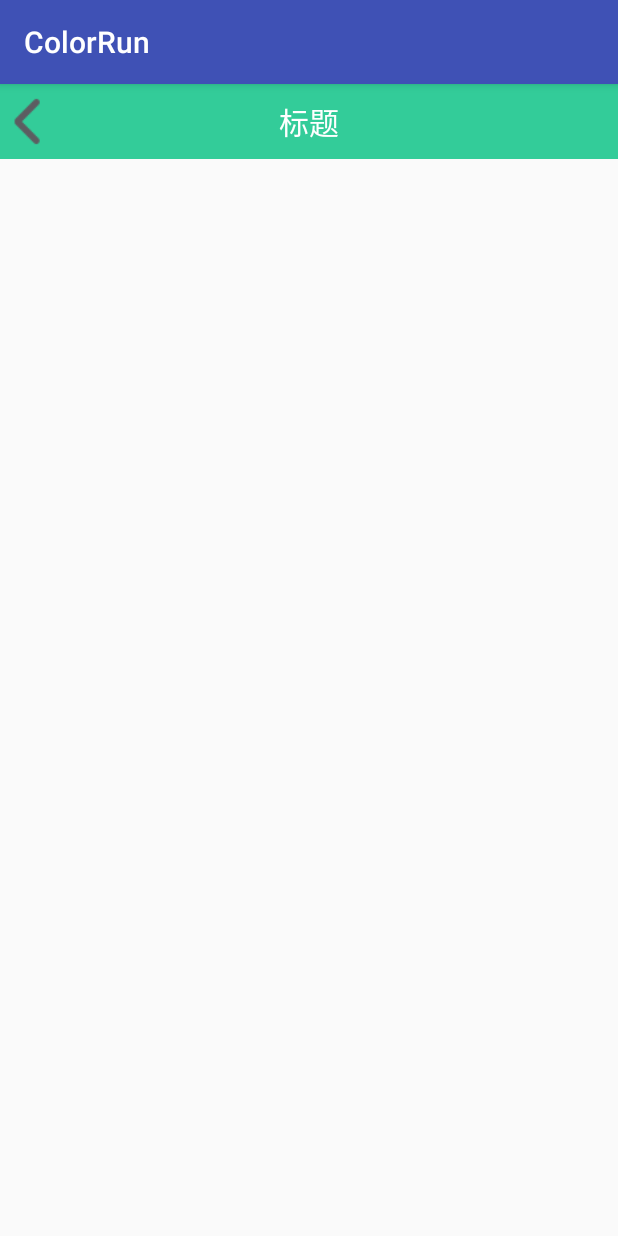
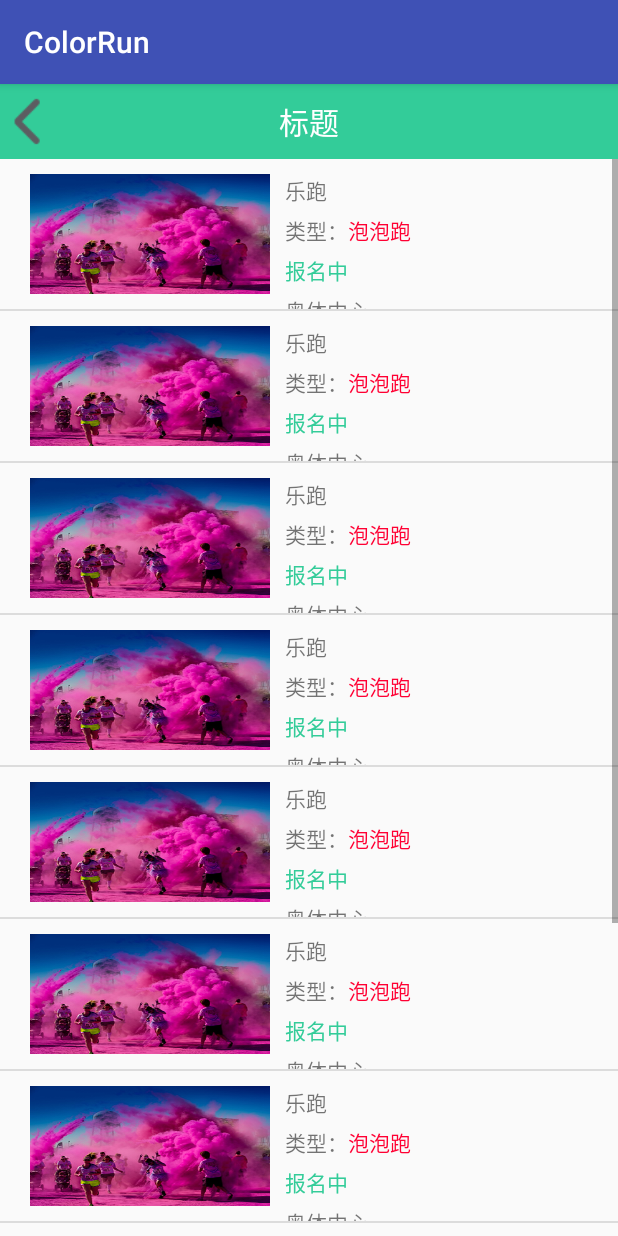
Before and after one commit to atenklsy/ColorRun, an Android app: the fragment LerunEventListView shown on its own in the app's theme, on a phone screen of 412 x 824 dp. Run offline under Robolectric (Android 15) with nearby library versions, the phone set to English and light mode, and no system bars.

Commit message:
LerunEventListView

```diff
--- /dev/null
+++ b/app/src/main/java/com/mengshitech/colorrun/adapter/LeRunEventListviewAdapter.java
@@ -0,0 +1,64 @@
+package com.mengshitech.colorrun.adapter;
+
+import android.content.Context;
+import android.view.View;
+import android.view.ViewGroup;
+import android.widget.AdapterView;
+import android.widget.BaseAdapter;
+import android.widget.ListView;
+import android.widget.TextView;
+
+import com.mengshitech.colorrun.R;
+
+/**
+ * Created by kanghuicong on 2016/7/16  10:32.
+ * 515849594@qq.com
+ */
+public class LeRunEventListviewAdapter extends BaseAdapter{
+    View view;
+    Context context;
+
+    public LeRunEventListviewAdapter(Context context){
+        this.context = context;
+    }
+    @Override
+    public int getCount() {
+        return 10;
+    }
+
+    @Override
+    public Object getItem(int position) {
+        return position;
+    }
+
+    @Override
+    public long getItemId(int position) {
+        return position;
+    }
+
+    @Override
+    public View getView(int position, View convertView, ViewGroup parent) {
+        Holder holder = null;
+        if (convertView == null) {
+            view = View.inflate(context, R.layout.lerun_event_listview,
+                    null);
+            holder = new Holder();
+            holder.lerun_event_name = (TextView)view.findViewById(R.id.lerun_event_name);
+            holder.lerun_envent_type= (TextView)view.findViewById(R.id.lerun_envent_type);
+            holder.lerun_envent_state=(TextView)view.findViewById(R.id.lerun_envent_state);
+            holder.lerun_event_address=(TextView)view.findViewById(R.id.lerun_event_address);
+            view.setTag(holder);
+        }else {
+            holder = (Holder) view.getTag();
+        }
+        return view;
+    }
+
+
+    class Holder{
+            TextView lerun_event_name;
+            TextView lerun_envent_type;
+            TextView lerun_envent_state;
+            TextView lerun_event_address;
+        }
+}
--- a/app/src/main/java/com/mengshitech/colorrun/fragment/lerun/LerunEventListView.java
+++ b/app/src/main/java/com/mengshitech/colorrun/fragment/lerun/LerunEventListView.java
@@ -1,7 +1,14 @@
 package com.mengshitech.colorrun.fragment.lerun;
 
+import android.support.v4.app.Fragment;
+import android.support.v4.app.FragmentManager;
 import android.view.View;
+import android.widget.AdapterView;
+import android.widget.ListView;
+import android.widget.TextView;
+
 import com.mengshitech.colorrun.R;
+import com.mengshitech.colorrun.adapter.LeRunEventListviewAdapter;
 import com.mengshitech.colorrun.fragment.BaseFragment;
 
 /**
@@ -9,11 +16,35 @@ import com.mengshitech.colorrun.fragment.BaseFragment;
  * 515849594@qq.com
  */
 public class LerunEventListView extends BaseFragment{
+    ListView lerun_listView;
+    LeRunEventListviewAdapter adapter;
     View lerunevent;
 
     @Override
     public View initView() {
         lerunevent = View.inflate(getActivity(), R.layout.lerun_event,null);
+        find();
+        adapter = new LeRunEventListviewAdapter(getActivity());
+        lerun_listView.setAdapter(adapter);
+
+        lerun_listView.setOnItemClickListener(new AdapterView.OnItemClickListener(){
+            @Override
+            public void onItemClick(AdapterView<?> parent, View view,
+                                    int position, long id) {
+                toFragment(new IntoLerunEvent());
+            }
+        });
+
         return lerunevent;
     }
+
+    private void find() {
+        lerun_listView = (ListView)lerunevent.findViewById(R.id.lerun_listView);
+    }
+
+    private void toFragment(Fragment fragment) {
+        FragmentManager fmManager = getFragmentManager();
+        fmManager.beginTransaction().replace(R.id.flMain, fragment)
+                .addToBackStack("fragment").commit();
+    }
 }
--- a/app/src/main/res/layout/lerun_event_listview.xml
+++ b/app/src/main/res/layout/lerun_event_listview.xml
@@ -1,6 +1,78 @@
 <?xml version="1.0" encoding="utf-8"?>
 <LinearLayout xmlns:android="http://schemas.android.com/apk/res/android"
-    android:orientation="vertical" android:layout_width="match_parent"
-    android:layout_height="match_parent">
+    android:orientation="horizontal"
+    android:layout_width="match_parent"
+    android:layout_height="100dp">
+
+
+    <LinearLayout
+        android:orientation="horizontal"
+        android:layout_width="180dp"
+        android:layout_height="100dp"
+        android:layout_marginLeft="10dp"
+        android:padding="10dp">
+
+        <ImageView
+            android:layout_width="match_parent"
+            android:layout_height="match_parent"
+            android:id="@+id/imageView"
+            android:background="@mipmap/splash1"/>
+
+    </LinearLayout>
+
+    <LinearLayout
+        android:orientation="vertical"
+        android:layout_width="match_parent"
+        android:layout_height="100dp">
+
+        <TextView
+            android:id="@+id/lerun_event_name"
+            android:layout_width="wrap_content"
+            android:layout_height="wrap_content"
+            android:layout_marginTop="10dp"
+            android:text="乐跑" />
+
+
+
+        <LinearLayout
+            android:orientation="horizontal"
+            android:layout_width="match_parent"
+            android:layout_height="wrap_content"
+            android:layout_marginTop="5dp">
+
+            <TextView
+                android:layout_width="wrap_content"
+                android:layout_height="wrap_content"
+                android:text="类型：" />
+
+            <TextView
+                android:id="@+id/lerun_envent_type"
+                android:layout_width="wrap_content"
+                android:layout_height="wrap_content"
+                android:text="泡泡跑"
+                android:textColor="@color/purple"/>
+
+        </LinearLayout>
+
+        <TextView
+
+            android:layout_width="wrap_content"
+            android:layout_height="wrap_content"
+            android:layout_marginTop="5dp"
+            android:id="@+id/lerun_envent_state"
+            android:text="报名中"
+            android:textColor="@color/green"/>
+
+        <TextView
+            android:layout_width="wrap_content"
+            android:layout_height="wrap_content"
+            android:layout_marginTop="5dp"
+            android:text="奥体中心"
+            android:id="@+id/lerun_event_address" />
+
+    </LinearLayout>
+
+
+
 
 </LinearLayout>
```
